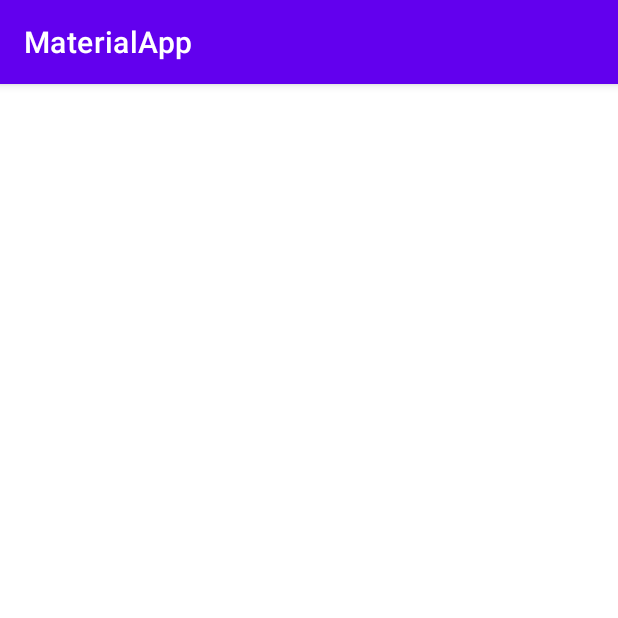
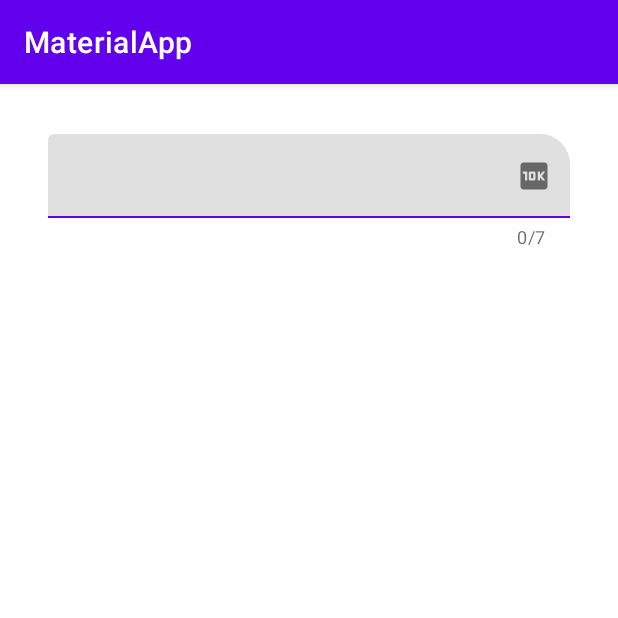
Before and after one commit to Pavelbour/MaterialApp, an Android app: the screen it shows after launch (MainActivity), on a phone screen of 412 x 824 dp, the top half of it. Run offline under Robolectric (Android 15) with nearby library versions, the phone set to English and light mode, and no system bars; pictures from the network do not load; 3 statements that could not run were skipped.

Commit message:
Text Input Layout

```diff
--- a/app/src/main/java/ru/gb/materialapp/ui/MainFragment.kt
+++ b/app/src/main/java/ru/gb/materialapp/ui/MainFragment.kt
@@ -30,6 +30,10 @@ class MainFragment: Fragment(R.layout.fragment_main) {
 
         val binding = FragmentMainBinding.bind(view)
 
+        binding.mainFragmentTextInput.setEndIconOnClickListener {
+            Toast.makeText(requireContext(), "Clicked", Toast.LENGTH_LONG).show()
+        }
+
         viewLifecycleOwner.lifecycle.coroutineScope.launchWhenStarted {
             viewModel.loading.collect {
                 binding.mainFragmentProgress.visibility = if (it) View.VISIBLE else View.GONE
--- /dev/null
+++ b/app/src/main/res/drawable/ic_baseline_10k_24.xml
@@ -0,0 +1,10 @@
+<vector xmlns:android="http://schemas.android.com/apk/res/android"
+    android:width="24dp"
+    android:height="24dp"
+    android:viewportWidth="24"
+    android:viewportHeight="24"
+    android:tint="?attr/colorControlNormal">
+  <path
+      android:fillColor="@android:color/white"
+      android:pathData="M10,10.5h1.5v3L10,13.5zM19,3L5,3c-1.1,0 -2,0.9 -2,2v14c0,1.1 0.9,2 2,2h14c1.1,0 2,-0.9 2,-2L21,5c0,-1.1 -0.9,-2 -2,-2zM7.5,15L6,15v-4.5L4.5,10.5L4.5,9h3v6zM13,14c0,0.55 -0.45,1 -1,1L9.5,15c-0.55,0 -1,-0.45 -1,-1v-4c0,-0.55 0.45,-1 1,-1L12,9c0.55,0 1,0.45 1,1v4zM19.5,15h-1.75L16,12.75L16,15h-1.5L14.5,9L16,9v2.25L17.75,9h1.75l-2.25,3 2.25,3z"/>
+</vector>
--- a/app/src/main/res/layout/fragment_main.xml
+++ b/app/src/main/res/layout/fragment_main.xml
@@ -4,6 +4,34 @@
     android:layout_height="match_parent"
     xmlns:app="http://schemas.android.com/apk/res-auto"
     xmlns:tools="http://schemas.android.com/tools">
+
+    <LinearLayout
+        android:layout_width="0dp"
+        android:layout_height="0dp"
+        android:orientation="vertical"
+        app:layout_constraintStart_toStartOf="parent"
+        app:layout_constraintTop_toTopOf="parent"
+        app:layout_constraintEnd_toEndOf="parent"
+        app:layout_constraintBottom_toBottomOf="parent">
+
+        <com.google.android.material.textfield.TextInputLayout
+            android:id="@+id/main_fragment_text_input"
+            android:layout_width="match_parent"
+            android:layout_height="wrap_content"
+            android:layout_margin="16dp"
+            style="@style/Widget.Material3.AutoCompleteTextView.OutlinedBox"
+            app:counterEnabled="true"
+            app:counterMaxLength="7"
+            app:boxCornerRadiusTopEnd="20dp"
+            app:endIconMode="custom"
+            app:endIconDrawable="@drawable/ic_baseline_10k_24"
+            app:endIconCheckable="true">
+
+            <com.google.android.material.textfield.TextInputEditText
+                android:layout_width="match_parent"
+                android:layout_height="wrap_content" />
+
+        </com.google.android.material.textfield.TextInputLayout>
 
         <ImageView
             android:id="@+id/main_fragment_image"
@@ -13,6 +41,8 @@
             app:layout_constraintTop_toTopOf="parent"
             app:layout_constraintBottom_toBottomOf="parent"
             app:layout_constraintEnd_toEndOf="parent"/>
+
+    </LinearLayout>
 
     <ProgressBar
         android:id="@+id/main_fragment_progress"
```
Lines whose indentation alone changed are shown as unchanged.
